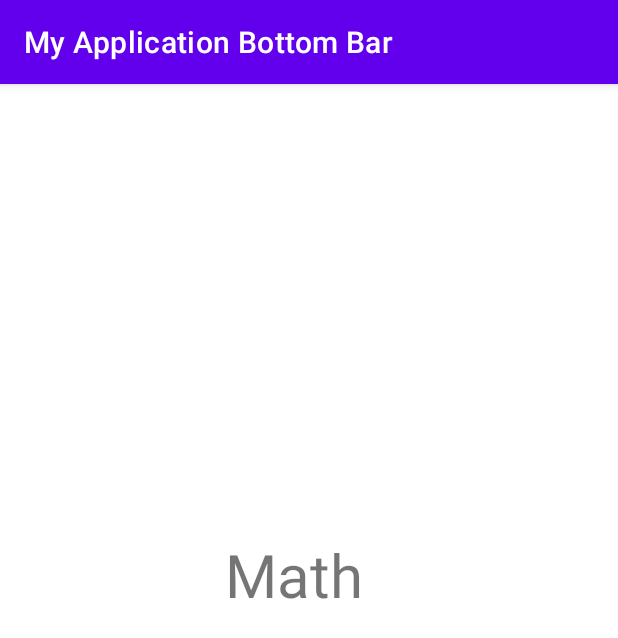
After one commit to TingyuDong/navigation_bottom_bar, an Android app: the fragment MathFragment shown on its own in the app's theme, on a phone screen of 412 x 824 dp. The commit adds this screen. Shown: the top 638 px of the screen. Run offline under Robolectric (Android 15) with nearby library versions, the phone set to English and light mode, and no system bars.

Commit message:
feat: add math fragment

```diff
--- /dev/null
+++ b/app/src/main/java/com/thoughtworks/myapplicationbottombar/ui/math/MathFragment.kt
@@ -0,0 +1,27 @@
+package com.thoughtworks.myapplicationbottombar.ui.math
+
+import androidx.lifecycle.ViewModelProvider
+import android.os.Bundle
+import androidx.fragment.app.Fragment
+import android.view.LayoutInflater
+import android.view.View
+import android.view.ViewGroup
+import com.thoughtworks.myapplicationbottombar.R
+
+class MathFragment : Fragment() {
+
+    private lateinit var viewModel: MathViewModel
+
+    override fun onCreateView(
+        inflater: LayoutInflater, container: ViewGroup?,
+        savedInstanceState: Bundle?
+    ): View? {
+        return inflater.inflate(R.layout.fragment_math, container, false)
+    }
+
+    override fun onActivityCreated(savedInstanceState: Bundle?) {
+        super.onActivityCreated(savedInstanceState)
+        viewModel = ViewModelProvider(this).get(MathViewModel::class.java)
+    }
+
+}
--- /dev/null
+++ b/app/src/main/java/com/thoughtworks/myapplicationbottombar/ui/math/MathViewModel.kt
@@ -0,0 +1,6 @@
+package com.thoughtworks.myapplicationbottombar.ui.math
+
+import androidx.lifecycle.ViewModel
+
+class MathViewModel : ViewModel() {
+}
--- /dev/null
+++ b/app/src/main/res/layout/fragment_math.xml
@@ -0,0 +1,16 @@
+<?xml version="1.0" encoding="utf-8"?>
+<FrameLayout xmlns:android="http://schemas.android.com/apk/res/android"
+    xmlns:tools="http://schemas.android.com/tools"
+    android:layout_width="match_parent"
+    android:layout_height="match_parent"
+    tools:context=".ui.math.MathFragment">
+
+    <TextView
+        android:layout_width="wrap_content"
+        android:layout_height="wrap_content"
+        android:text="@string/math"
+        android:layout_marginStart="150dp"
+        android:layout_marginTop="300dp"
+        android:textSize="40sp"/>
+
+</FrameLayout>
--- a/app/src/main/res/values/strings.xml
+++ b/app/src/main/res/values/strings.xml
@@ -10,4 +10,5 @@
     <string name="news_detail">News Detail</string>
     <string name="this_is_news">This is news</string>
     <string name="this_is_news_detail">This is newsDetail</string>
+    <string name="math">Math</string>
 </resources>
```
Also changed, not shown: app/src/main/java/com/thoughtworks/myapplicationbottombar/ui/mynotes/MyNotesFragment.kt (+13 -2 lines), app/src/main/res/layout/fragment_my_notes.xml (+7 -0 lines), app/src/main/res/navigation/mobile_navigation.xml (+7 -0 lines), app/src/main/res/layout/fragment_inner_container_fragment.xml (renamed from app/src/main/res/layout/fragment_inner_fragment_container.xml).
